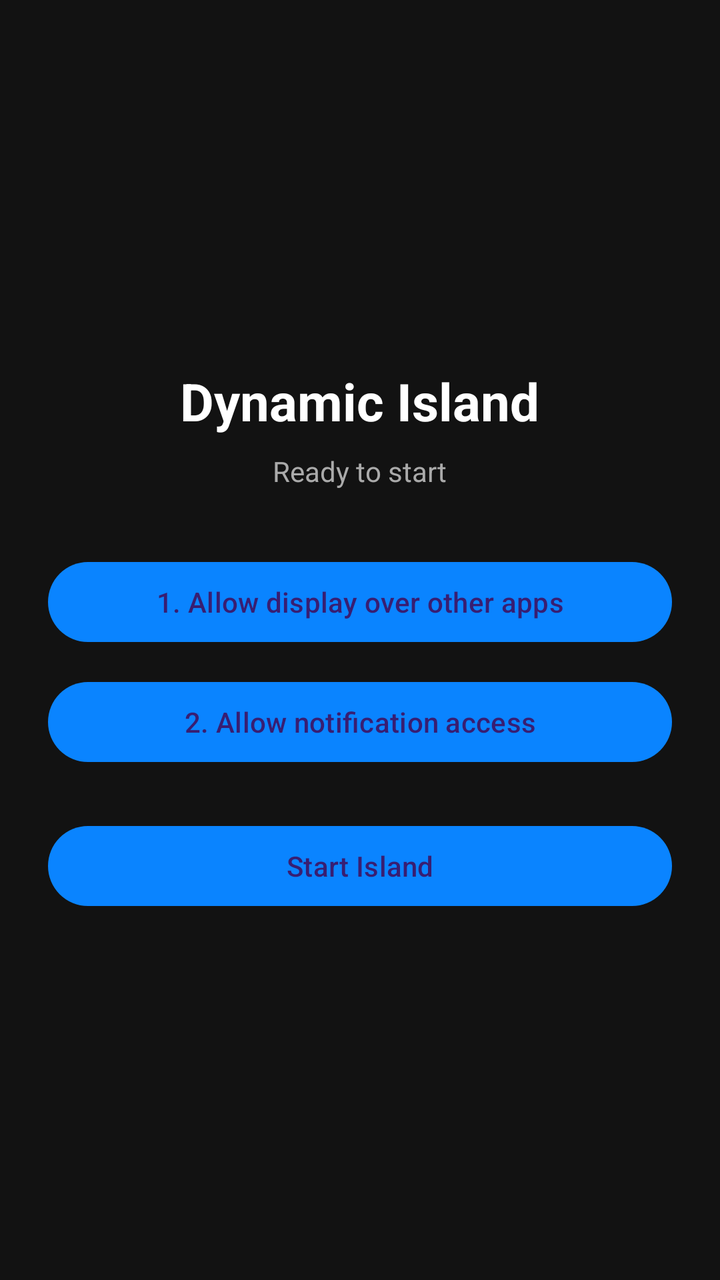
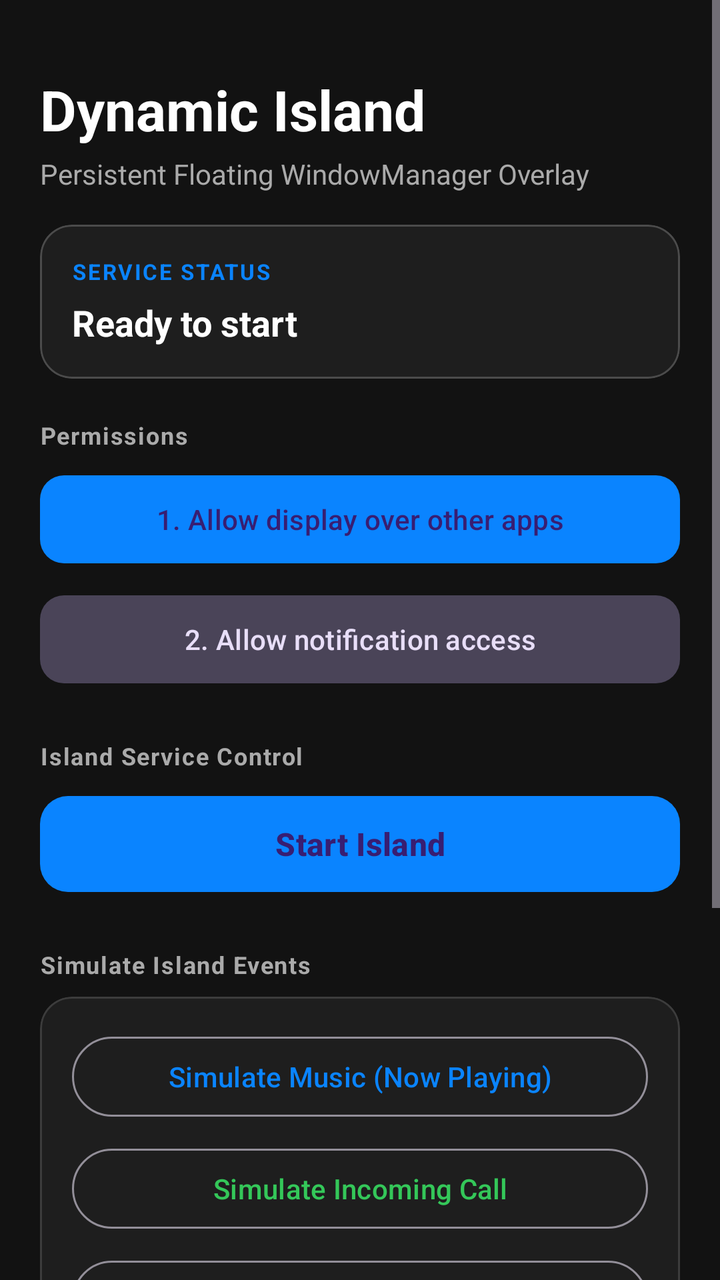

Two renders of the same Android screen: before a commit and after it. Below are the layout's source before the change and the commit's diff.
<!-- AndroidManifest.xml: application theme Theme.DynamicIsland -->
<!-- res/layout/activity_main.xml -->
<?xml version="1.0" encoding="utf-8"?>
<LinearLayout xmlns:android="http://schemas.android.com/apk/res/android"
    android:layout_width="match_parent"
    android:layout_height="match_parent"
    android:orientation="vertical"
    android:gravity="center"
    android:padding="24dp"
    android:background="@color/bg_dark">

    <TextView
        android:id="@+id/tvTitle"
        android:layout_width="wrap_content"
        android:layout_height="wrap_content"
        android:text="@string/app_name"
        android:textColor="@color/text_primary"
        android:textSize="26sp"
        android:textStyle="bold"
        android:layout_marginBottom="8dp" />

    <TextView
        android:id="@+id/tvStatus"
        android:layout_width="wrap_content"
        android:layout_height="wrap_content"
        android:text="@string/status_ready"
        android:textColor="@color/text_secondary"
        android:textSize="14sp"
        android:layout_marginBottom="32dp" />

    <Button
        android:id="@+id/btnGrantOverlay"
        android:layout_width="match_parent"
        android:layout_height="wrap_content"
        android:text="@string/grant_overlay"
        android:layout_marginBottom="12dp" />

    <Button
        android:id="@+id/btnGrantListener"
        android:layout_width="match_parent"
        android:layout_height="wrap_content"
        android:text="@string/grant_notifications"
        android:layout_marginBottom="24dp" />

    <Button
        android:id="@+id/btnToggleIsland"
        android:layout_width="match_parent"
        android:layout_height="wrap_content"
        android:text="@string/start_island" />

</LinearLayout>
<!-- resources referenced by this layout -->
<resources>
  <color name="bg_dark">#FF121212</color>
  <color name="text_primary">#FFFFFFFF</color>
  <color name="text_secondary">#FFAAAAAA</color>
  <string name="app_name">Dynamic Island</string>
  <string name="grant_notifications">2. Allow notification access</string>
  <string name="grant_overlay">1. Allow display over other apps</string>
  <string name="start_island">Start Island</string>
  <string name="status_ready">Ready to start</string>
  <style name="Theme.DynamicIsland" parent="Theme.Material3.Dark.NoActionBar">
          <item name="colorPrimary">@color/island_accent</item>
          <item name="android:windowBackground">@color/bg_dark</item>
          <item name="android:statusBarColor" tools:targetApi="l">@color/bg_dark</item>
      </style>
  <color name="island_accent">#FF0A84FF</color>
</resources>

<!-- the commit's change to res/layout/activity_main.xml (unified diff, before → after) -->
@@ -1,49 +1,203 @@
 <?xml version="1.0" encoding="utf-8"?>
-<LinearLayout xmlns:android="http://schemas.android.com/apk/res/android"
+<ScrollView xmlns:android="http://schemas.android.com/apk/res/android"
+    xmlns:app="http://schemas.android.com/apk/res-auto"
     android:layout_width="match_parent"
     android:layout_height="match_parent"
-    android:orientation="vertical"
-    android:gravity="center"
-    android:padding="24dp"
+    android:fillViewport="true"
     android:background="@color/bg_dark">
 
-    <TextView
-        android:id="@+id/tvTitle"
-        android:layout_width="wrap_content"
-        android:layout_height="wrap_content"
-        android:text="@string/app_name"
-        android:textColor="@color/text_primary"
-        android:textSize="26sp"
-        android:textStyle="bold"
-        android:layout_marginBottom="8dp" />
-
-    <TextView
-        android:id="@+id/tvStatus"
-        android:layout_width="wrap_content"
-        android:layout_height="wrap_content"
-        android:text="@string/status_ready"
-        android:textColor="@color/text_secondary"
-        android:textSize="14sp"
-        android:layout_marginBottom="32dp" />
-
-    <Button
-        android:id="@+id/btnGrantOverlay"
+    <LinearLayout
         android:layout_width="match_parent"
         android:layout_height="wrap_content"
-        android:text="@string/grant_overlay"
-        android:layout_marginBottom="12dp" />
-
-    <Button
-        android:id="@+id/btnGrantListener"
-        android:layout_width="match_parent"
-        android:layout_height="wrap_content"
-        android:text="@string/grant_notifications"
-        android:layout_marginBottom="24dp" />
-
-    <Button
-        android:id="@+id/btnToggleIsland"
-        android:layout_width="match_parent"
-        android:layout_height="wrap_content"
-        android:text="@string/start_island" />
-
-</LinearLayout>
+        android:orientation="vertical"
+        android:padding="20dp">
+
+        
+        <TextView
+            android:id="@+id/tvTitle"
+            android:layout_width="wrap_content"
+            android:layout_height="wrap_content"
+            android:text="@string/app_name"
+            android:textColor="@color/text_primary"
+            android:textSize="28sp"
+            android:textStyle="bold"
+            android:layout_marginTop="16dp" />
+
+        <TextView
+            android:id="@+id/tvSubtitle"
+            android:layout_width="wrap_content"
+            android:layout_height="wrap_content"
+            android:text="Persistent Floating WindowManager Overlay"
+            android:textColor="@color/text_secondary"
+            android:textSize="14sp"
+            android:layout_marginTop="4dp"
+            android:layout_marginBottom="16dp" />
+
+        
+        <com.google.android.material.card.MaterialCardView
+            android:layout_width="match_parent"
+            android:layout_height="wrap_content"
+            app:cardCornerRadius="16dp"
+            app:cardBackgroundColor="@color/bg_card"
+            app:strokeWidth="1dp"
+            app:strokeColor="#33FFFFFF"
+            android:layout_marginBottom="20dp">
+
+            <LinearLayout
+                android:layout_width="match_parent"
+                android:layout_height="wrap_content"
+                android:orientation="vertical"
+                android:padding="16dp">
+
+                <TextView
+                    android:layout_width="wrap_content"
+                    android:layout_height="wrap_content"
+                    android:text="SERVICE STATUS"
+                    android:textSize="11sp"
+                    android:letterSpacing="0.08"
+                    android:textStyle="bold"
+                    android:textColor="@color/island_accent" />
+
+                <TextView
+                    android:id="@+id/tvStatus"
+                    android:layout_width="wrap_content"
+                    android:layout_height="wrap_content"
+                    android:text="@string/status_ready"
+                    android:textColor="@color/text_primary"
+                    android:textSize="18sp"
+                    android:textStyle="bold"
+                    android:layout_marginTop="6dp" />
+            </LinearLayout>
+        </com.google.android.material.card.MaterialCardView>
+
+        
+        <TextView
+            android:layout_width="wrap_content"
+            android:layout_height="wrap_content"
+            android:text="@string/section_permissions"
+            android:textColor="@color/text_secondary"
+            android:textSize="12sp"
+            android:textStyle="bold"
+            android:letterSpacing="0.05"
+            android:layout_marginBottom="8dp" />
+
+        <Button
+            android:id="@+id/btnGrantOverlay"
+            android:layout_width="match_parent"
+            android:layout_height="52dp"
+            android:text="@string/grant_overlay"
+            app:cornerRadius="12dp"
+            android:layout_marginBottom="8dp" />
+
+        <Button
+            android:id="@+id/btnGrantListener"
+            android:layout_width="match_parent"
+            android:layout_height="52dp"
+            android:text="@string/grant_notifications"
+            app:cornerRadius="12dp"
+            style="@style/Widget.Material3.Button.TonalButton"
+            android:layout_marginBottom="24dp" />
+
+        
+        <TextView
+            android:layout_width="wrap_content"
+            android:layout_height="wrap_content"
+            android:text="@string/section_island_control"
+            android:textColor="@color/text_secondary"
+            android:textSize="12sp"
+            android:textStyle="bold"
+            android:letterSpacing="0.05"
+            android:layout_marginBottom="8dp" />
+
+        <Button
+            android:id="@+id/btnToggleIsland"
+            android:layout_width="match_parent"
+            android:layout_height="56dp"
+            android:text="@string/start_island"
+            android:textSize="16sp"
+            android:textStyle="bold"
+            app:cornerRadius="14dp"
+            android:layout_marginBottom="24dp" />
+
+        
+        <TextView
+            android:layout_width="wrap_content"
+            android:layout_height="wrap_content"
+            android:text="@string/section_test_simulations"
+            android:textColor="@color/text_secondary"
+            android:textSize="12sp"
+            android:textStyle="bold"
+            android:letterSpacing="0.05"
+            android:layout_marginBottom="8dp" />
+
+        <com.google.android.material.card.MaterialCardView
+            android:layout_width="match_parent"
+            android:layout_height="wrap_content"
+            app:cardCornerRadius="16dp"
+            app:cardBackgroundColor="@color/bg_card"
+            app:strokeWidth="1dp"
+            app:strokeColor="#22FFFFFF"
+            android:layout_marginBottom="24dp">
+
+            <LinearLayout
+                android:layout_width="match_parent"
+                android:layout_height="wrap_content"
+                android:orientation="vertical"
+                android:padding="16dp">
+
+                <Button
+                    android:id="@+id/btnSimulateMusic"
+                    android:layout_width="match_parent"
+                    android:layout_height="48dp"
+                    android:text="@string/test_music"
+                    style="@style/Widget.Material3.Button.OutlinedButton"
+                    android:textColor="@color/island_accent"
+                    android:layout_marginBottom="8dp" />
+
+                <Button
+                    android:id="@+id/btnSimulateCall"
+                    android:layout_width="match_parent"
+                    android:layout_height="48dp"
+                    android:text="@string/test_call"
+                    style="@style/Widget.Material3.Button.OutlinedButton"
+                    android:textColor="#34C759"
+                    android:layout_marginBottom="8dp" />
+
+                <Button
+                    android:id="@+id/btnSimulateNotification"
+                    android:layout_width="match_parent"
+                    android:layout_height="48dp"
+                    android:text="@string/test_incoming_notification"
+                    style="@style/Widget.Material3.Button.OutlinedButton"
+                    android:textColor="#AF52DE"
+                    android:layout_marginBottom="8dp" />
+
+                <Button
+                    android:id="@+id/btnSimulateTimer"
+                    android:layout_width="match_parent"
+                    android:layout_height="48dp"
+                    android:text="@string/test_timer"
+                    style="@style/Widget.Material3.Button.OutlinedButton"
+                    android:textColor="#FF9500"
+                    android:layout_marginBottom="8dp" />
+
+                <Button
+                    android:id="@+id/btnToggleExpand"
+                    android:layout_width="match_parent"
+                    android:layout_height="48dp"
+                    android:text="@string/test_toggle_expand"
+                    style="@style/Widget.Material3.Button.TonalButton"
+                    android:layout_marginBottom="8dp" />
+
+                <Button
+                    android:id="@+id/btnClearContent"
+                    android:layout_width="match_parent"
+                    android:layout_height="48dp"
+                    android:text="@string/test_clear"
+                    style="@style/Widget.Material3.Button.TextButton"
+                    android:textColor="@color/text_secondary" />
+            </LinearLayout>
+        </com.google.android.material.card.MaterialCardView>
+
+    </LinearLayout>
+</ScrollView>
<!-- resource entries referenced after the edit -->
@@ -1,13 +1,23 @@
 <!-- resources referenced by this layout -->
 <resources>
+  <color name="bg_card">#FF1E1E1E</color>
   <color name="bg_dark">#FF121212</color>
   <color name="text_primary">#FFFFFFFF</color>
   <color name="text_secondary">#FFAAAAAA</color>
   <string name="app_name">Dynamic Island</string>
   <string name="grant_notifications">2. Allow notification access</string>
   <string name="grant_overlay">1. Allow display over other apps</string>
+  <string name="section_island_control">Island Service Control</string>
+  <string name="section_permissions">Permissions</string>
+  <string name="section_test_simulations">Simulate Island Events</string>
   <string name="start_island">Start Island</string>
   <string name="status_ready">Ready to start</string>
+  <string name="test_call">Simulate Incoming Call</string>
+  <string name="test_clear">Clear Content (Idle Pill)</string>
+  <string name="test_incoming_notification">Simulate Incoming Notification (Auto-Expand)</string>
+  <string name="test_music">Simulate Music (Now Playing)</string>
+  <string name="test_timer">Simulate Countdown Timer</string>
+  <string name="test_toggle_expand">Toggle Expand / Collapse</string>
   <style name="Theme.DynamicIsland" parent="Theme.Material3.Dark.NoActionBar">
           <item name="colorPrimary">@color/island_accent</item>
           <item name="android:windowBackground">@color/bg_dark</item>
